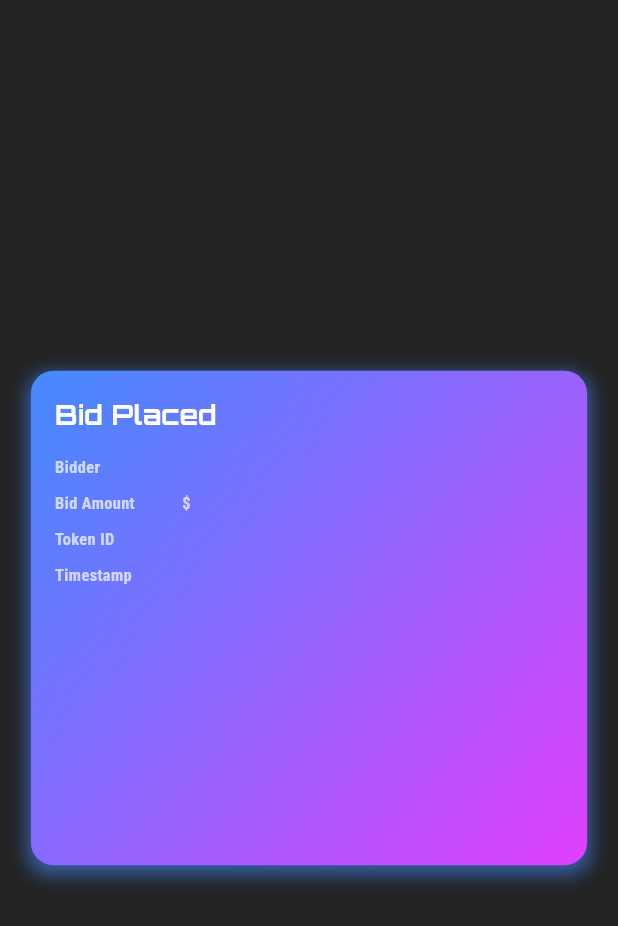
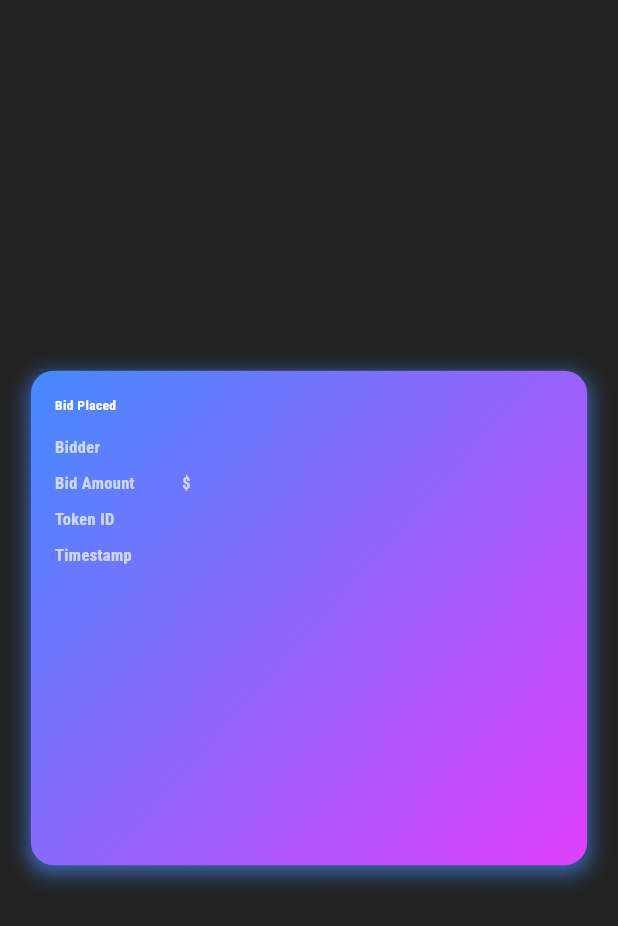
Before and after one commit to AgenticPlaceholder/agentic_ethereum_placeholder_flutter, a Flutter app: the BidPlacedExplosionScreen screen opened directly with empty values, on a phone screen of 412 x 824 dp. Shown: the top 926 px of the screen. Run offline on Flutter 3.47's test engine with Material 3 defaults, Android fonts, the light colour scheme and no system bars; drawn by our look-alikes of confetti, flutter_animate; our stand-ins replace cached_network_image, dio, flutter_mobx, flutter_screenutil, freezed_annotation, get_it and 6 more; missing offline and left inert: web_socket_client; generated files the repository leaves out were written again; network calls fail.

Commit message:
font size changes at this head

```diff
--- a/lib/widgets/auction_start_card.dart
+++ b/lib/widgets/auction_start_card.dart
@@ -46,8 +46,8 @@ class AuctionCard extends StatelessWidget {
         children: [
           Text(
             type,
-            style: GoogleFonts.orbitron(
-              fontSize: 18,
+            style: GoogleFonts.robotoCondensed(
+              fontSize: 28.sp,
               fontWeight: FontWeight.bold,
               color: Colors.white,
             ),
--- a/lib/widgets/auction_status_card.dart
+++ b/lib/widgets/auction_status_card.dart
@@ -2,7 +2,6 @@ import 'package:flutter/material.dart';
 import 'package:flutter_mobx/flutter_mobx.dart';
 import 'package:flutter_screenutil/flutter_screenutil.dart';
 import 'package:google_fonts/google_fonts.dart';
-import 'package:typewritertext/typewritertext.dart';
 
 import '../injection.dart';
 import '../stores/ad_store.dart';
@@ -38,8 +37,8 @@ class AuctionStatusCard extends StatelessWidget {
         children: [
           Text(
             "Auction Status",
-            style: GoogleFonts.orbitron(
-              fontSize: 18,
+            style: GoogleFonts.robotoCondensed(
+              fontSize: 28.sp,
               fontWeight: FontWeight.bold,
               color: Colors.white,
             ),
--- a/lib/widgets/bid_card.dart
+++ b/lib/widgets/bid_card.dart
@@ -46,8 +46,8 @@ class BidCard extends StatelessWidget {
         children: [
           Text(
             type,
-            style: GoogleFonts.orbitron(
-              fontSize: 18,
+            style: GoogleFonts.robotoCondensed(
+              fontSize: 28.sp,
               fontWeight: FontWeight.bold,
               color: Colors.white,
             ),
```
Also changed, not shown: lib/widgets/ad_display_page.dart (+0 -27 lines), lib/widgets/ad_image_widget.dart (+10 -6 lines).
